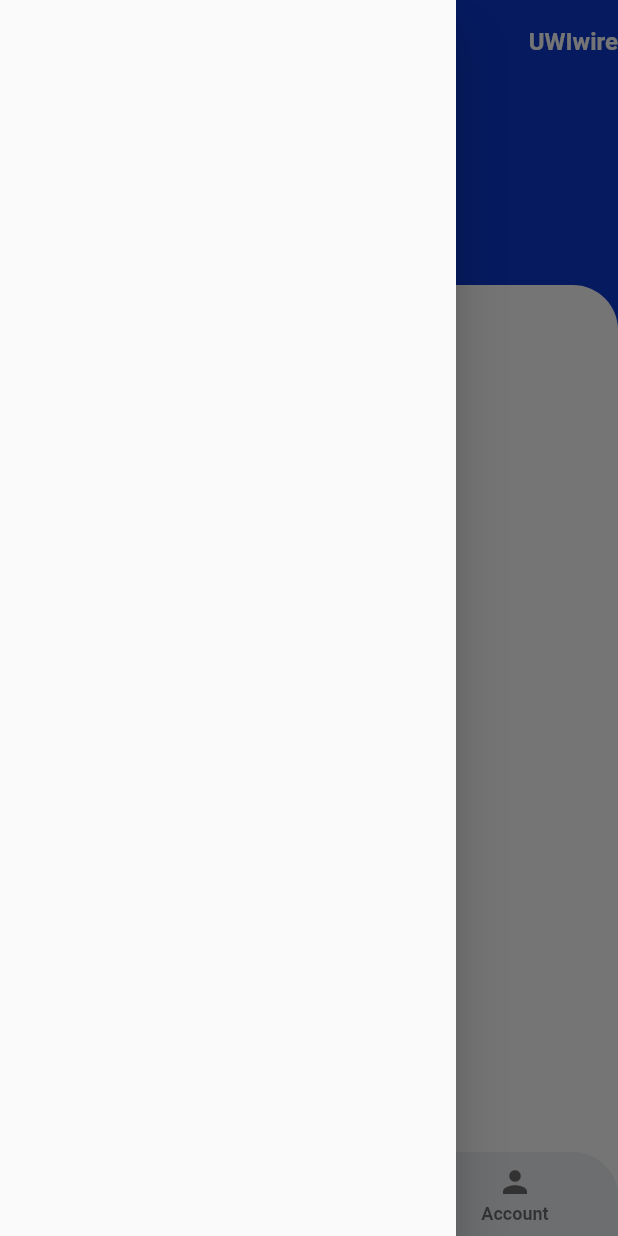
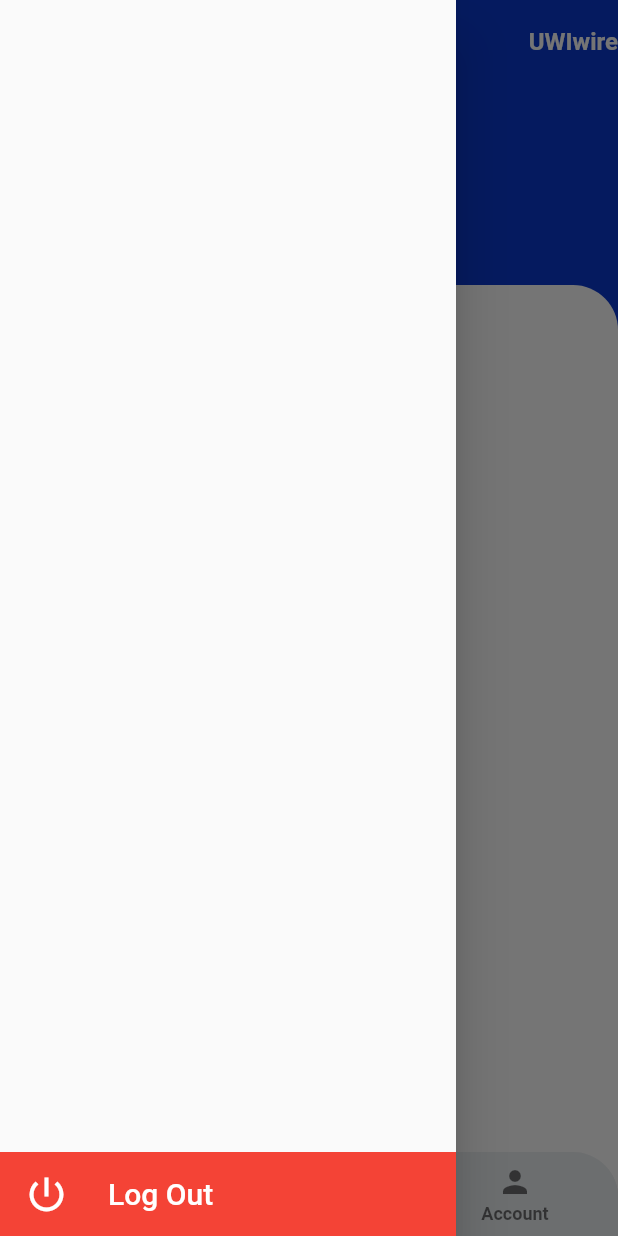
Before and after one commit to NeemOps/UWI-Wire-User-Frontend-2, a Flutter app: the NavScreen screen opened by its route, with the side drawer open, on a phone screen of 412 x 824 dp. Run offline on Flutter 3.47's test engine with Material 2 defaults, Android fonts, the phone set to English and light mode, and no system bars; our stand-ins replace google_fonts, loading_animation_widget, qr_flutter; missing offline and left inert: qr_code_scanner, walletconnect_dart, web3dart; Roboto replaces fonts that are missing (Ubuntu).

```diff
--- a/uwiwire_vendor/lib/screens/home/menu.dart
+++ b/uwiwire_vendor/lib/screens/home/menu.dart
@@ -1,10 +1,66 @@
 import 'package:flutter/material.dart';
+import 'package:uwiwire_vendor/constants.dart';
 
-class Menu extends StatelessWidget {
+import '../../backend/authentication/_authentication_controller.dart';
+import '../../backend/authentication/_authentication_command.dart';
+import '../../backend/authentication/_logout_command.dart';
+
+class Menu extends StatefulWidget {
   const Menu({super.key});
 
   @override
+  State<Menu> createState() => _MenuState();
+}
+
+class _MenuState extends State<Menu> {
+  final AuthenticationController _authController = AuthenticationController();
+
+  AuthenticationCommand logoutCommand = LogoutCommand();
+
+  @override
   Widget build(BuildContext context) {
-    return const Drawer();
+    return Drawer(
+      child: Column(
+        children: [
+          Expanded(
+            child: Align(
+              alignment: FractionalOffset.bottomCenter,
+              child: ListTile(
+                tileColor: Colors.red,
+
+                // Power Icon
+                leading: const Icon(
+                  Icons.power_settings_new_outlined,
+                  color: kBackgroundColor,
+                  size: 30,
+                ),
+
+                // "Log Out"
+                title: const Text(
+                  'Log Out',
+                  style: TextStyle(color: kBackgroundColor, fontSize: 20),
+                ),
+                onTap: () async {
+                  _authController.setCommand(logoutCommand);
+
+                  try {
+                    await _authController.authenticate();
+
+                    // ignore: use_build_context_synchronously
+                    Navigator.pushNamedAndRemoveUntil(
+                        context, '/login', (route) => false);
+                  } catch (e) {
+                    ScaffoldMessenger.of(context).showSnackBar(SnackBar(
+                      backgroundColor: kPrimaryColor,
+                      content: Text(e.toString()),
+                    ));
+                  }
+                },
+              ),
+            ),
+          ),
+        ],
+      ),
+    );
   }
 }
```
